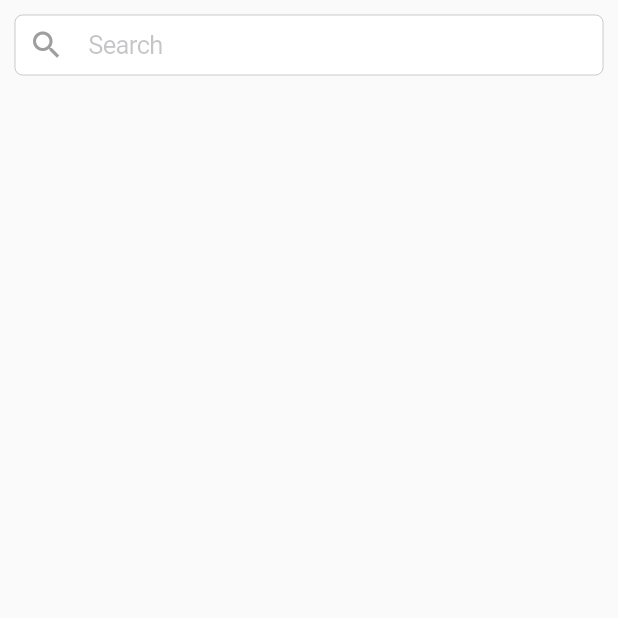
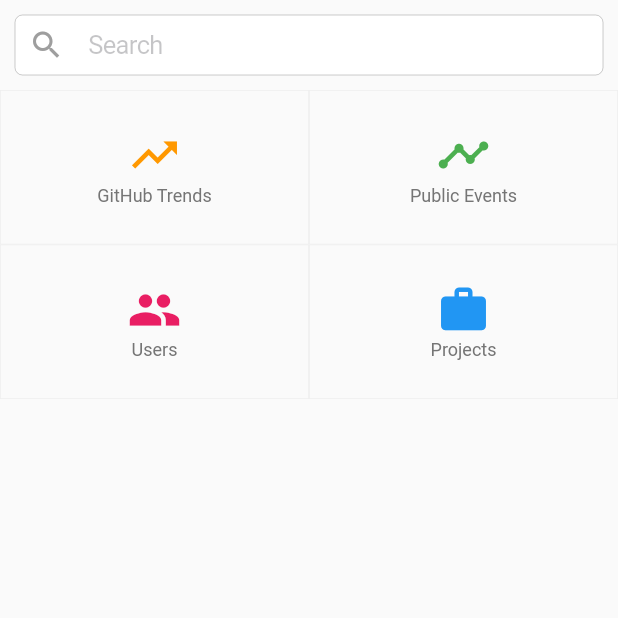
Before and after one commit to liuyihua2015/github_api_dome, a Flutter app: the screen it shows after launch, on a phone screen of 412 x 824 dp, the top half of it. Run offline on Flutter 3.47's test engine with Material 2 defaults, Android fonts, the phone set to English and light mode, and no system bars.

Commit message:
通过SliverGrid实现九空格导航

```diff
--- /dev/null
+++ b/lib/Model/GridItem.dart
@@ -0,0 +1,14 @@
+import 'package:flutter/material.dart';
+
+class GridItem {
+  String? title;
+  IconData? icon;
+  MaterialColor? color;
+  Function(BuildContext context) getPage;
+  GridItem(
+    this.title,
+    this.icon,
+    this.color,
+    this.getPage,
+  );
+}
--- /dev/null
+++ b/lib/component/GridCategory.dart
@@ -0,0 +1,26 @@
+import 'package:flutter/material.dart';
+import 'package:github_api_dome/Model/GridItem.dart';
+
+class GridCategory extends StatelessWidget {
+  final GridItem _gridItem;
+  const GridCategory(this._gridItem, {Key? key}) : super(key: key);
+  @override
+  Widget build(BuildContext context) {
+    return InkWell(
+      onTap: () {},
+      child: Container(
+        decoration: BoxDecoration(
+          border: Border.all(color: Colors.grey[200]!, width: 0.5),
+        ),
+        child: Column(
+          mainAxisAlignment: MainAxisAlignment.center,
+          children: [
+            Icon(_gridItem.icon,color: _gridItem.color,size: 36,),
+            const SizedBox(height: 2,),
+            Text(_gridItem.title!,style: TextStyle(fontSize: 12,color: Colors.grey[600]),)
+          ],
+        ),
+      ),
+    );
+  }
+}
--- a/lib/page/PageHomeFeed.dart
+++ b/lib/page/PageHomeFeed.dart
@@ -1,4 +1,6 @@
 import 'package:flutter/material.dart';
+import 'package:github_api_dome/Model/GridItem.dart';
+import 'package:github_api_dome/component/GridCategory.dart';
 import 'package:github_api_dome/component/searchBar.dart';
 
 class PageHomeFeed extends StatefulWidget {
@@ -9,6 +11,18 @@ class PageHomeFeed extends StatefulWidget {
 }
 
 class _PageHomeFeedState extends State<PageHomeFeed> {
+  List<Widget> createGrid() {
+    List<GridItem> grids = [
+      GridItem(
+          "GitHub Trends", Icons.trending_up, Colors.orange, (context) => null),
+      GridItem("Public Events", Icons.timeline_outlined, Colors.green,
+          (context) => null),
+      GridItem("Users", Icons.people, Colors.pink, (context) => null),
+      GridItem("Projects", Icons.work, Colors.blue, (context) => null),
+    ];
+    return grids.map((grid) => GridCategory(grid)).toList();
+  }
+
   bool _onScrollEvent(ScrollNotification notification) {
     return false;
   }
@@ -23,6 +37,10 @@ class _PageHomeFeedState extends State<PageHomeFeed> {
             slivers: <Widget>[
               SliverPersistentHeader(
                   pinned: true, delegate: searchBarDelegate()),
+              SliverGrid(
+                  delegate: SliverChildListDelegate(createGrid()),
+                  gridDelegate: const SliverGridDelegateWithFixedCrossAxisCount(
+                      crossAxisCount: 2,childAspectRatio: 2.0)),
             ],
           ),
         ),
```
